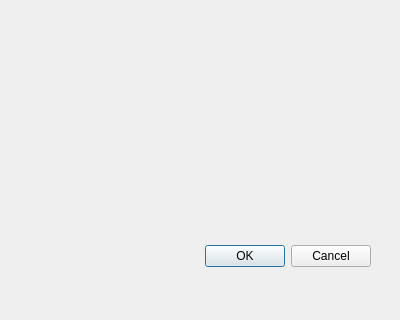
First picture: the form in gui/dialog.ui, repository emreozanalkan/YoMap, before the edit.
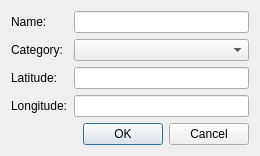
Second picture: the form after the edit.

Commit message:
Data set to the Dialog box
And Ozans change ^^

Patch:
```diff
--- a/gui/dialog.ui
+++ b/gui/dialog.ui
@@ -6,22 +6,60 @@
    <rect>
     <x>0</x>
     <y>0</y>
-    <width>400</width>
-    <height>320</height>
+    <width>260</width>
+    <height>147</height>
    </rect>
   </property>
   <property name="windowTitle">
    <string>Dialog</string>
   </property>
+  <layout class="QGridLayout" name="gridLayout">
+   <item row="0" column="0">
+    <layout class="QFormLayout" name="formLayout">
+     <item row="0" column="0">
+      <widget class="QLabel" name="label">
+       <property name="text">
+        <string>Name:</string>
+       </property>
+      </widget>
+     </item>
+     <item row="0" column="1">
+      <widget class="QLineEdit" name="lineEditEditPOIName"/>
+     </item>
+     <item row="1" column="0">
+      <widget class="QLabel" name="label_4">
+       <property name="text">
+        <string>Category:</string>
+       </property>
+      </widget>
+     </item>
+     <item row="1" column="1">
+      <widget class="QComboBox" name="comboBoxEditPOICat"/>
+     </item>
+     <item row="2" column="0">
+      <widget class="QLabel" name="label_2">
+       <property name="text">
+        <string>Latitude:</string>
+       </property>
+      </widget>
+     </item>
+     <item row="2" column="1">
+      <widget class="QLineEdit" name="lineEditEditPOILat"/>
+     </item>
+     <item row="3" column="0">
+      <widget class="QLabel" name="label_3">
+       <property name="text">
+        <string>Longitude:</string>
+       </property>
+      </widget>
+     </item>
+     <item row="3" column="1">
+      <widget class="QLineEdit" name="lineEditEditPOILon"/>
+     </item>
+    </layout>
+   </item>
+   <item row="1" column="0">
   <widget class="QDialogButtonBox" name="buttonBox">
-   <property name="geometry">
-    <rect>
-     <x>30</x>
-     <y>240</y>
-     <width>341</width>
-     <height>32</height>
-    </rect>
-   </property>
    <property name="orientation">
     <enum>Qt::Horizontal</enum>
    </property>
@@ -29,6 +67,8 @@
     <set>QDialogButtonBox::Cancel|QDialogButtonBox::Ok</set>
    </property>
   </widget>
+   </item>
+  </layout>
  </widget>
  <resources/>
  <connections>
```
Lines whose indentation alone changed are shown as unchanged. The commit also changes 3 other files.
